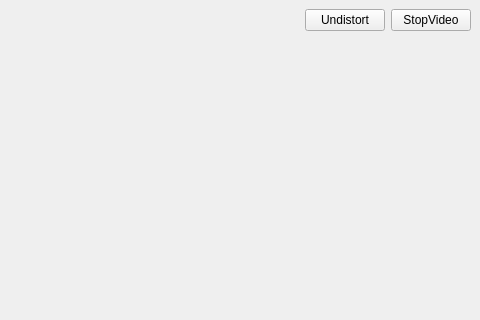
First picture: the form in CameraCalibration/mainwindow.ui, repository VasilevIvanVladimirovich/Camera-calibration-With-OpenCV, before the edit; both pictures show x 833 to 1313 and y 0 to 320 of the 1313 by 793 pixel window.
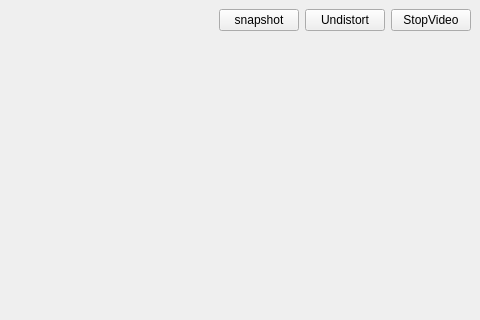
Second picture: the form after the edit.

What changed in the file:
```diff
--- a/CameraCalibration/mainwindow.ui
+++ b/CameraCalibration/mainwindow.ui
@@ -71,6 +71,13 @@
         </property>
        </spacer>
       </item>
+      <item>
+       <widget class="QPushButton" name="btn_snapshoot">
+        <property name="text">
+         <string>snapshot</string>
+        </property>
+       </widget>
+      </item>
       <item>
        <widget class="QPushButton" name="chekResultInVideoStream">
         <property name="text">
```
